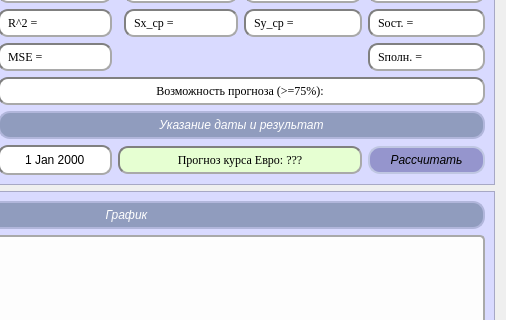
The window that Classical mathematical models of complex system/Laba1_EuroToRubleExchangeRate/formregression.ui (ImmortalAbode/Master_degree_uni-assignments) describes before a commit, drawn with Qt 5; both pictures show x 494 to 1000 and y 240 to 560 of the 1000 by 700 pixel window.
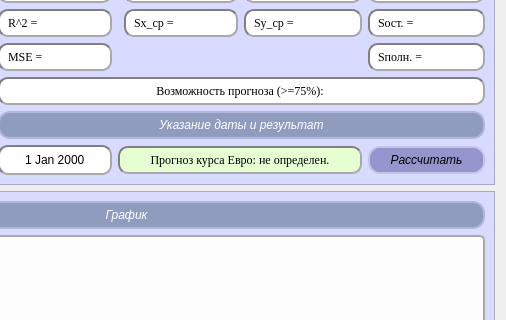
The same window after the commit. Custom widgets are drawn as their Qt base class.

Diff of the .ui file:
```diff
--- a/Classical mathematical models of complex system/Laba1_EuroToRubleExchangeRate/formregression.ui
+++ b/Classical mathematical models of complex system/Laba1_EuroToRubleExchangeRate/formregression.ui
@@ -1280,7 +1280,7 @@
 }</string>
           </property>
           <property name="text">
-           <string>Прогноз курса Евро: ???</string>
+           <string>Прогноз курса Евро: не определен.</string>
           </property>
           <property name="alignment">
            <set>Qt::AlignmentFlag::AlignCenter</set>
```
